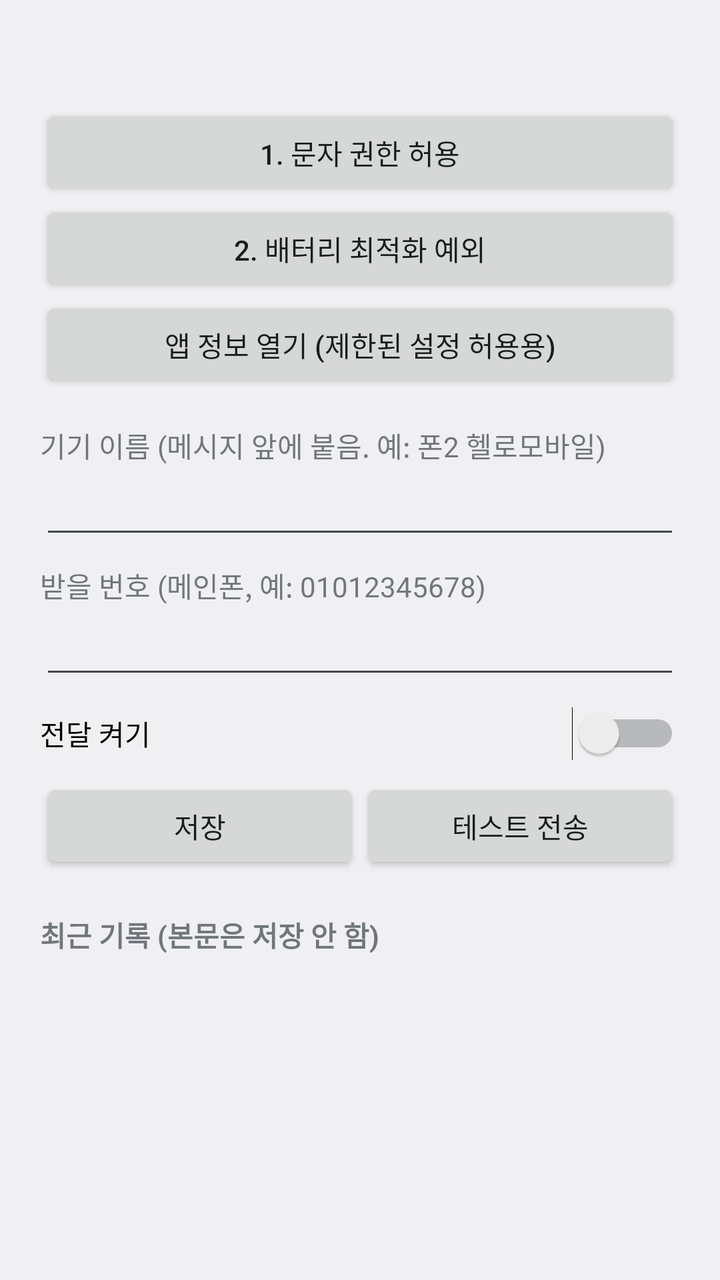
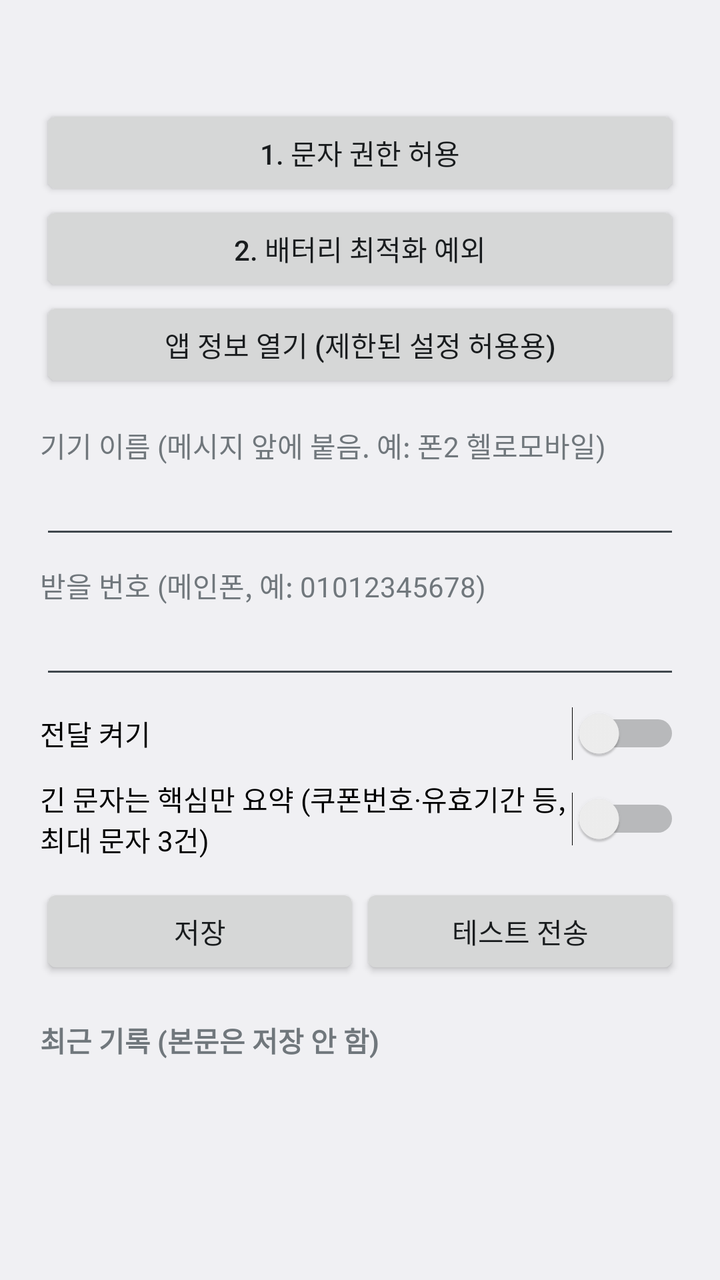

Before-and-after screenshots of an Android layout around one commit, followed by the original layout XML and the change that was made.
<!-- AndroidManifest.xml: application theme AppTheme -->
<!-- res/layout/activity_main.xml -->
<?xml version="1.0" encoding="utf-8"?>
<ScrollView xmlns:android="http://schemas.android.com/apk/res/android"
    android:layout_width="match_parent"
    android:layout_height="match_parent"
    android:fitsSystemWindows="true">

    <LinearLayout
        android:layout_width="match_parent"
        android:layout_height="wrap_content"
        android:orientation="vertical"
        android:padding="20dp">

        <TextView
            android:id="@+id/status"
            android:layout_width="match_parent"
            android:layout_height="wrap_content"
            android:textSize="15sp"
            android:lineSpacingExtra="4dp"
            android:paddingBottom="12dp" />

        <Button
            android:id="@+id/btnPerm"
            android:layout_width="match_parent"
            android:layout_height="wrap_content"
            android:text="1. 문자 권한 허용" />

        <Button
            android:id="@+id/btnBattery"
            android:layout_width="match_parent"
            android:layout_height="wrap_content"
            android:text="2. 배터리 최적화 예외" />

        <Button
            android:id="@+id/btnAppInfo"
            android:layout_width="match_parent"
            android:layout_height="wrap_content"
            android:text="앱 정보 열기 (제한된 설정 허용용)" />

        <TextView
            android:layout_width="match_parent"
            android:layout_height="wrap_content"
            android:paddingTop="16dp"
            android:text="기기 이름 (메시지 앞에 붙음. 예: 폰2 헬로모바일)" />

        <EditText
            android:id="@+id/label"
            android:layout_width="match_parent"
            android:layout_height="wrap_content"
            android:inputType="text"
            android:singleLine="true" />

        <TextView
            android:layout_width="match_parent"
            android:layout_height="wrap_content"
            android:paddingTop="8dp"
            android:text="받을 번호 (메인폰, 예: 01012345678)" />

        <EditText
            android:id="@+id/target"
            android:layout_width="match_parent"
            android:layout_height="wrap_content"
            android:inputType="phone"
            android:singleLine="true" />

        <Switch
            android:id="@+id/enabled"
            android:layout_width="match_parent"
            android:layout_height="wrap_content"
            android:paddingTop="12dp"
            android:paddingBottom="12dp"
            android:text="전달 켜기" />

        <LinearLayout
            android:layout_width="match_parent"
            android:layout_height="wrap_content"
            android:orientation="horizontal">

            <Button
                android:id="@+id/btnSave"
                android:layout_width="0dp"
                android:layout_height="wrap_content"
                android:layout_weight="1"
                android:text="저장" />

            <Button
                android:id="@+id/btnTest"
                android:layout_width="0dp"
                android:layout_height="wrap_content"
                android:layout_weight="1"
                android:text="테스트 전송" />
        </LinearLayout>

        <TextView
            android:layout_width="match_parent"
            android:layout_height="wrap_content"
            android:paddingTop="20dp"
            android:text="최근 기록 (본문은 저장 안 함)"
            android:textStyle="bold" />

        <TextView
            android:id="@+id/log"
            android:layout_width="match_parent"
            android:layout_height="wrap_content"
            android:fontFamily="monospace"
            android:textIsSelectable="true"
            android:textSize="12sp" />
    </LinearLayout>
</ScrollView>
<!-- resources referenced by this layout -->
<resources>
  <style name="AppTheme" parent="@android:style/Theme.DeviceDefault.Light" />
</resources>

<!-- the commit's change to res/layout/activity_main.xml (unified diff, before → after) -->
@@ -70,6 +70,13 @@
             android:paddingBottom="12dp"
             android:text="전달 켜기" />
 
+        <Switch
+            android:id="@+id/summarize"
+            android:layout_width="match_parent"
+            android:layout_height="wrap_content"
+            android:paddingBottom="12dp"
+            android:text="긴 문자는 핵심만 요약 (쿠폰번호·유효기간 등, 최대 문자 3건)" />
+
         <LinearLayout
             android:layout_width="match_parent"
             android:layout_height="wrap_content"
